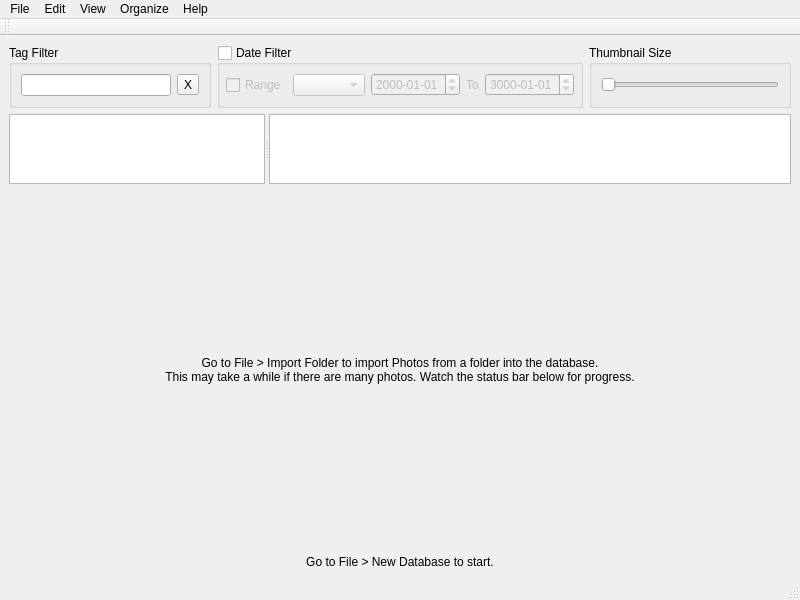
First picture: the form in src/UIFiles/PicOrganizer.ui, repository UpSea/PhotoOrganizer, before the edit.
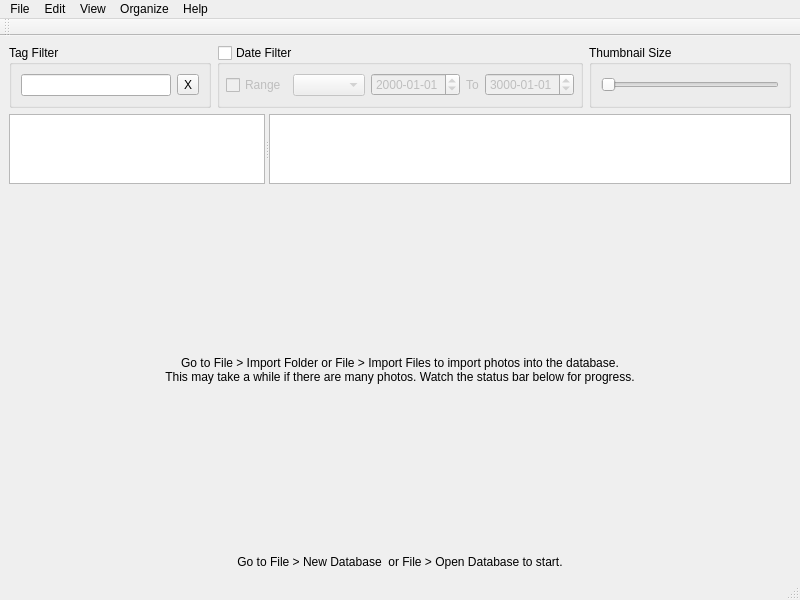
Second picture: the form after the edit. Custom widgets are drawn as their Qt base class.

Commit message: Add New Files menu action.

Diff of the .ui file:
```diff
--- a/src/UIFiles/PicOrganizer.ui
+++ b/src/UIFiles/PicOrganizer.ui
@@ -148,7 +148,7 @@
        <item>
         <widget class="QLabel" name="labelNoPhotos">
          <property name="text">
-          <string>Go to File &gt; Import Folder to import Photos from a folder into the database.
+          <string>Go to File &gt; Import Folder or File &gt; Import Files to import photos into the database.
 This may take a while if there are many photos. Watch the status bar below for progress.</string>
          </property>
          <property name="alignment">
@@ -165,7 +165,7 @@
     <item>
      <widget class="QLabel" name="labelNoDatabase">
       <property name="text">
-       <string>Go to File &gt; New Database to start.</string>
+       <string>Go to File &gt; New Database  or File &gt; Open Database to start.</string>
       </property>
       <property name="alignment">
        <set>Qt::AlignCenter</set>
```
Left out of the diff: 9 changed lines with no effect on the pictures. The commit also changes 1 other file.
